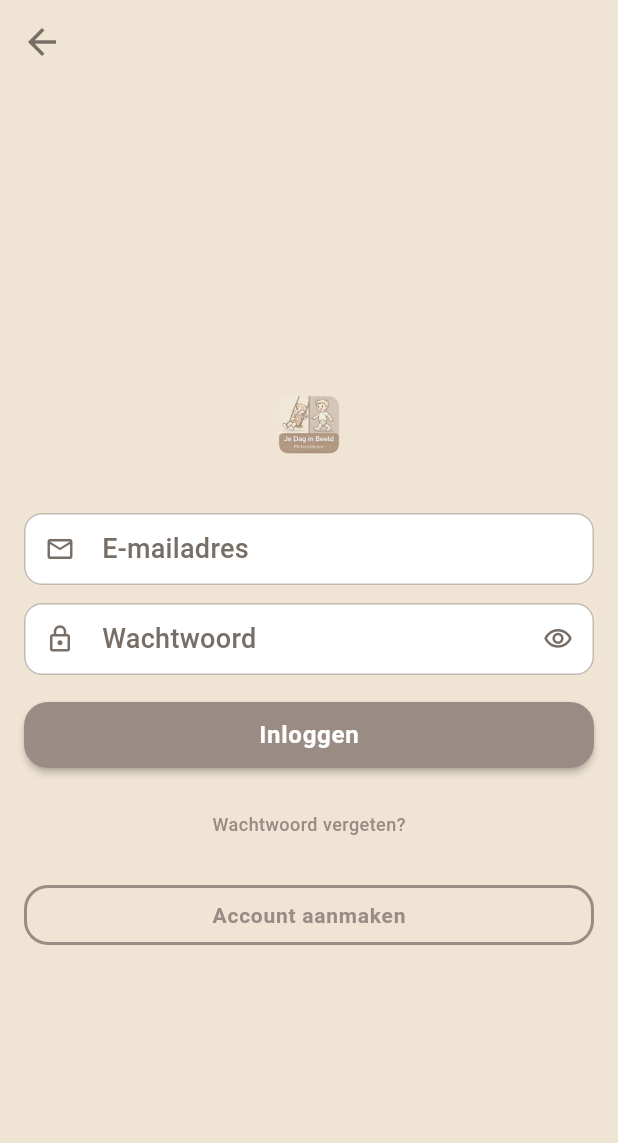
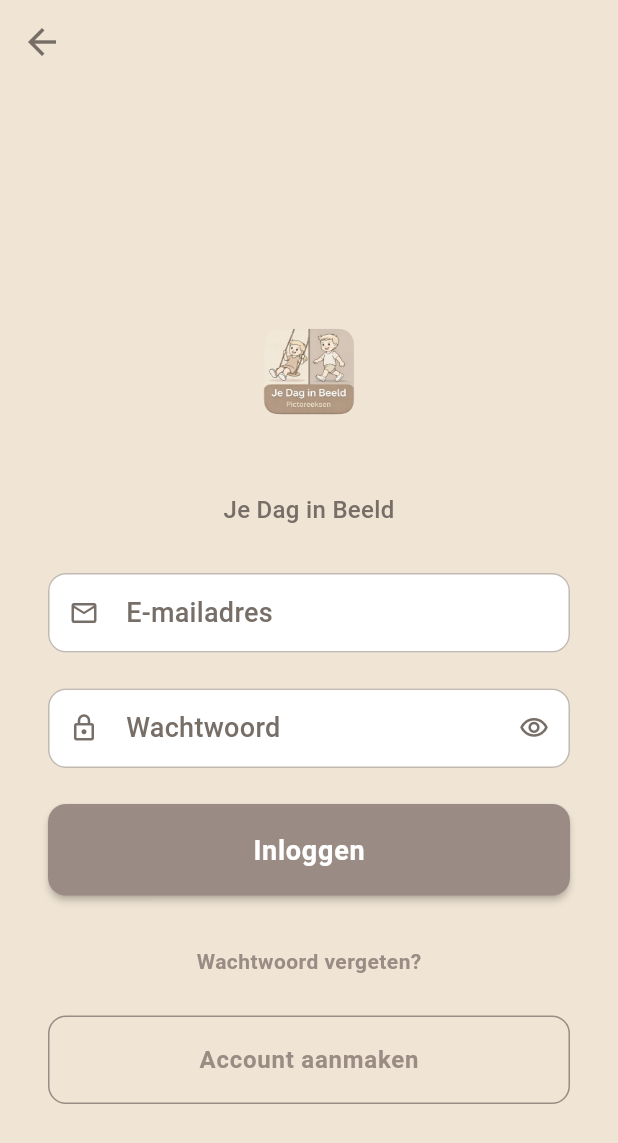
Before and after one commit to Aryan0342/Caregiver, a Flutter app: the screen it shows after launch, on a phone screen of 412 x 824 dp. Shown: the top 1143 px of the screen. Run offline on Flutter 3.47's test engine with Material 3 defaults, Android fonts, the phone set to English and light mode, and no system bars; our stand-ins replace cloud_firestore, firebase_auth, firebase_core, flutter_secure_storage, local_auth, pdf and 3 more; accounts and stored records are empty; project files that could hold a hidden picture were left out.

Commit message:
feat: update login+wear UI, adjust platform config
- update platform migration config from windows to android
- refine Wear OS SessionScreen: adjust padding, content weight, text sizing and simplify navigation buttons
- overhaul Flutter login screen UI: update spacing, input styling, button designs and text styles

```diff
--- a/lib/screens/login_screen.dart
+++ b/lib/screens/login_screen.dart
@@ -104,36 +104,53 @@ class _LoginScreenState extends State<LoginScreen> {
       body: SafeArea(
         child: Center(
           child: SingleChildScrollView(
-            padding: const EdgeInsets.symmetric(horizontal: 16.0, vertical: 12.0),
+            padding:
+                const EdgeInsets.symmetric(horizontal: 32.0, vertical: 24.0),
             child: Form(
               key: _formKey,
               child: Column(
                 mainAxisAlignment: MainAxisAlignment.center,
                 crossAxisAlignment: CrossAxisAlignment.stretch,
                 children: [
-                  // Smaller app logo
-                  Image.asset(
-                    'assets/images/app_logo.png',
-                    width: 80,
-                    height: 80,
-                    fit: BoxFit.contain,
+                  const SizedBox(height: 48),
+                  // App Logo
+                  Center(
+                    child: Image.asset(
+                      'assets/images/app_logo.png',
+                      width: 120,
+                      height: 120,
+                      fit: BoxFit.contain,
+                    ),
                   ),
                   const SizedBox(height: 16),
+                  // App Name
+                  Text(
+                    localizations.appName,
+                    style: Theme.of(context).textTheme.titleMedium,
+                    textAlign: TextAlign.center,
+                  ),
+                  const SizedBox(height: 32),
 
                   // Email field
                   TextFormField(
                     controller: _emailController,
                     keyboardType: TextInputType.emailAddress,
                     textInputAction: TextInputAction.next,
-                    style: const TextStyle(fontSize: 14),
+                    style: const TextStyle(fontSize: 16),
                     decoration: InputDecoration(
                       labelText: localizations.emailAddress,
                       hintText: localizations.enterEmail,
                       prefixIcon: const Icon(Icons.email_outlined, size: 20),
-                      contentPadding: const EdgeInsets.symmetric(horizontal: 12, vertical: 8),
+                      contentPadding: const EdgeInsets.symmetric(
+                          horizontal: 16, vertical: 12),
                       errorText: _errorMessage?.contains('e-mail') == true
                           ? _errorMessage
                           : null,
+                      border: OutlineInputBorder(
+                        borderRadius: BorderRadius.circular(12),
+                      ),
+                      filled: true,
+                      fillColor: AppTheme.surfaceWhite,
                     ),
                     validator: (value) {
                       if (value == null || value.isEmpty) {
@@ -145,19 +162,20 @@ class _LoginScreenState extends State<LoginScreen> {
                       return null;
                     },
                   ),
-                  const SizedBox(height: 12),
+                  const SizedBox(height: 24),
 
                   // Password field
                   TextFormField(
                     controller: _passwordController,
                     obscureText: _obscurePassword,
                     textInputAction: TextInputAction.done,
-                    style: const TextStyle(fontSize: 14),
+                    style: const TextStyle(fontSize: 16),
                     decoration: InputDecoration(
                       labelText: localizations.password,
                       hintText: localizations.enterPassword,
                       prefixIcon: const Icon(Icons.lock_outlined, size: 20),
-                      contentPadding: const EdgeInsets.symmetric(horizontal: 12, vertical: 8),
+                      contentPadding: const EdgeInsets.symmetric(
+                          horizontal: 16, vertical: 12),
                       suffixIcon: IconButton(
                         icon: Icon(
                           _obscurePassword
@@ -174,6 +192,11 @@ class _LoginScreenState extends State<LoginScreen> {
                       errorText: _errorMessage?.contains('wachtwoord') == true
                           ? _errorMessage
                           : null,
+                      border: OutlineInputBorder(
+                        borderRadius: BorderRadius.circular(12),
+                      ),
+                      filled: true,
+                      fillColor: AppTheme.surfaceWhite,
                     ),
                     validator: (value) {
                       if (value == null || value.isEmpty) {
@@ -186,14 +209,17 @@ class _LoginScreenState extends State<LoginScreen> {
                     },
                     onFieldSubmitted: (_) => _handleLogin(),
                   ),
-                  const SizedBox(height: 16),
+                  const SizedBox(height: 24),
 
-                  // Login button - smaller size
+                  // Login button
                   ElevatedButton(
                     onPressed: _isLoading ? null : _handleLogin,
                     style: ElevatedButton.styleFrom(
-                      padding: const EdgeInsets.symmetric(vertical: 12),
-                      minimumSize: const Size(double.infinity, 44),
+                      backgroundColor: AppTheme.primaryBlue,
+                      minimumSize: const Size(double.infinity, 52),
+                      shape: RoundedRectangleBorder(
+                        borderRadius: BorderRadius.circular(12),
+                      ),
                     ),
                     child: _isLoading
                         ? const SizedBox(
@@ -201,7 +227,8 @@ class _LoginScreenState extends State<LoginScreen> {
                             width: 20,
                             child: CircularProgressIndicator(
                               strokeWidth: 2,
-                              valueColor: AlwaysStoppedAnimation<Color>(Colors.white),
+                              valueColor:
+                                  AlwaysStoppedAnimation<Color>(Colors.white),
                             ),
                           )
                         : Text(
@@ -209,11 +236,11 @@ class _LoginScreenState extends State<LoginScreen> {
                             style: const TextStyle(
                               color: Colors.white,
                               fontWeight: FontWeight.w600,
-                              fontSize: 16,
+                              fontSize: 18,
                             ),
                           ),
                   ),
-                  const SizedBox(height: 8),
+                  const SizedBox(height: 16),
 
                   // Forgot Password button
                   Center(
@@ -221,14 +248,14 @@ class _LoginScreenState extends State<LoginScreen> {
                       onPressed: _isLoading
                           ? null
                           : () {
-                              Navigator.pushNamed(context, AppRoutes.forgotPassword);
+                              Navigator.pushNamed(
+                                  context, AppRoutes.forgotPassword);
                             },
                       child: Text(
                         localizations.forgotPassword,
                         style: TextStyle(
-                          fontSize: 12,
-                          color: AppTheme.primaryBlue,
-                          fontWeight: FontWeight.w500,
+                          fontSize: 14,
+                          color: AppTheme.textSecondary,
                         ),
                       ),
                     ),
@@ -240,19 +267,21 @@ class _LoginScreenState extends State<LoginScreen> {
                     onPressed: _isLoading
                         ? null
                         : () {
-                            Navigator.pushNamed(context, AppRoutes.caregiverRegistration);
+                            Navigator.pushNamed(
+                                context, AppRoutes.caregiverRegistration);
                           },
                     style: OutlinedButton.styleFrom(
-                      padding: const EdgeInsets.symmetric(vertical: 10),
-                      minimumSize: const Size(double.infinity, 40),
-                      side: BorderSide(color: AppTheme.primaryBlue, width: 2),
+                      minimumSize: const Size(double.infinity, 52),
+                      side: BorderSide(color: AppTheme.textSecondary),
+                      shape: RoundedRectangleBorder(
+                        borderRadius: BorderRadius.circular(12),
+                      ),
                     ),
                     child: Text(
                       localizations.createAccount,
                       style: TextStyle(
-                        color: AppTheme.primaryBlue,
-                        fontWeight: FontWeight.w600,
-                        fontSize: 14,
+                        color: AppTheme.textSecondary,
+                        fontSize: 16,
                       ),
                     ),
                   ),
```
Also changed, not shown: 2 other files.
